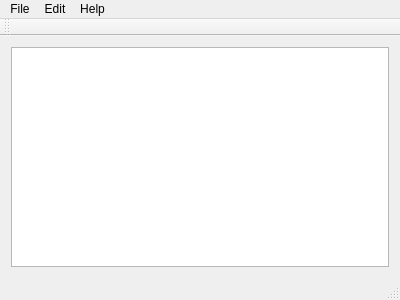
The window that textEditor/mainwindow.ui (Dmytro-Dombrovskyi/text_editor_simply) describes before a commit, drawn with Qt 5.
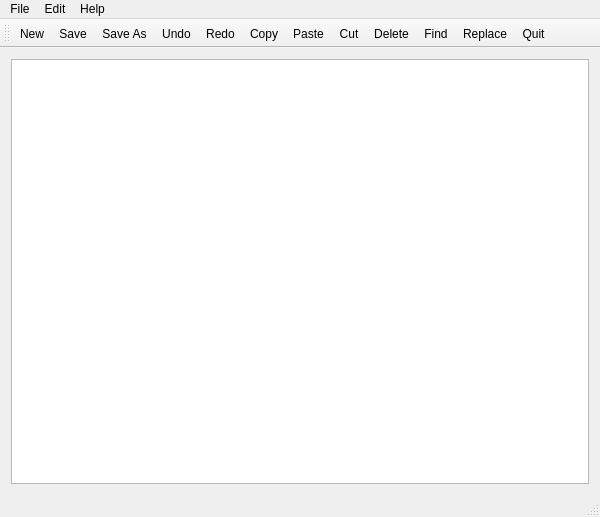
The same window after the commit. Icons and pictures are not drawn.

Commit message: add png icons and actions

What changed in the file:
```diff
--- a/textEditor/mainwindow.ui
+++ b/textEditor/mainwindow.ui
@@ -6,8 +6,8 @@
    <rect>
     <x>0</x>
     <y>0</y>
-    <width>400</width>
-    <height>300</height>
+    <width>600</width>
+    <height>517</height>
    </rect>
   </property>
   <property name="windowTitle">
@@ -29,7 +29,7 @@
     <rect>
      <x>0</x>
      <y>0</y>
-     <width>400</width>
+     <width>600</width>
      <height>26</height>
     </rect>
    </property>
@@ -74,6 +74,18 @@
    <attribute name="toolBarBreak">
     <bool>false</bool>
    </attribute>
+   <addaction name="actionNew"/>
+   <addaction name="actionSave"/>
+   <addaction name="actionSave_As"/>
+   <addaction name="actionUndo"/>
+   <addaction name="actionRedo"/>
+   <addaction name="actionCopy"/>
+   <addaction name="actionPaste"/>
+   <addaction name="actionCut"/>
+   <addaction name="actionDelete"/>
+   <addaction name="actionFind"/>
+   <addaction name="actionReplace"/>
+   <addaction name="actionQuit"/>
   </widget>
   <widget class="QStatusBar" name="statusBar"/>
   <action name="actionNew">
```
Left out of the diff: 94 changed lines with no effect on the pictures. The commit also changes 21 other files.
